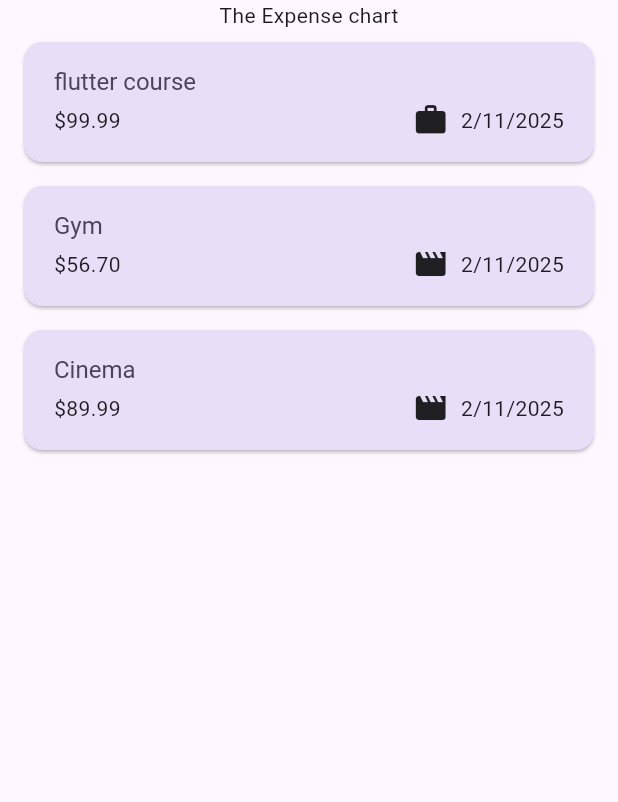
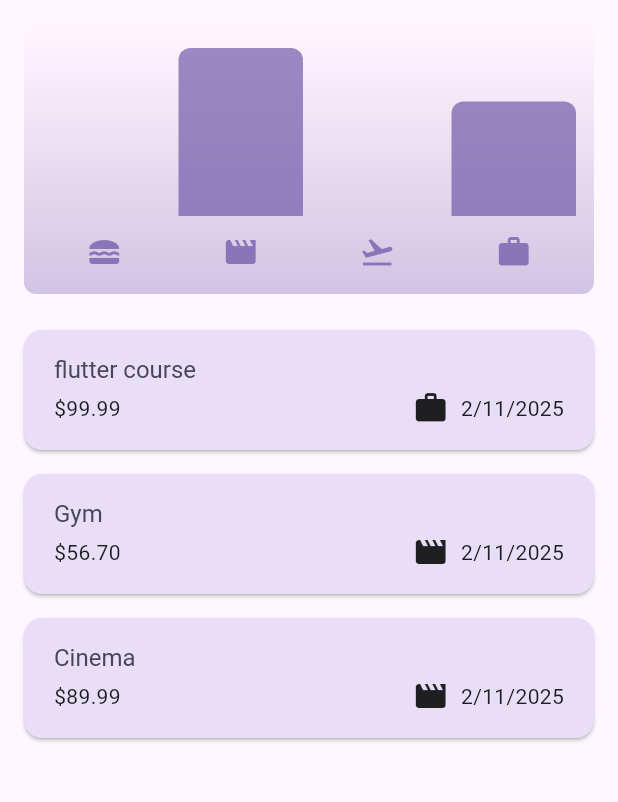
Before and after one commit to Thyon3/Mobile-App-Projects, a Flutter app: the screen it shows after launch, on a phone screen of 412 x 824 dp, the part 84-886 px from its top. Run offline on Flutter 3.47's test engine with Material 3 defaults, Android fonts, the light colour scheme and no system bars; our stand-ins replace google_fonts.

Commit message:
responsiveness to the portrait mode added

```diff
--- a/expense_tracker_mobile_app/lib/Models/chart/chart.dart
+++ b/expense_tracker_mobile_app/lib/Models/chart/chart.dart
@@ -0,0 +1,95 @@
+import 'package:flutter/material.dart';
+
+import 'package:expense_tracker_mobile_app/Models/chart/chart_bar.dart';
+import 'package:expense_tracker_mobile_app/Models/expense.dart';
+
+class Chart extends StatelessWidget {
+  const Chart({super.key, required this.expenses});
+
+  final List<Expense> expenses;
+
+  List<ExpenseBucket> get buckets {
+    return [
+      ExpenseBucket.forCategory(expenses, CategoryOne.food),
+      ExpenseBucket.forCategory(expenses, CategoryOne.leisure),
+      ExpenseBucket.forCategory(expenses, CategoryOne.travel),
+      ExpenseBucket.forCategory(expenses, CategoryOne.work),
+    ];
+  }
+
+  double get maxTotalExpense {
+    double maxTotalExpense = 0;
+
+    for (final bucket in buckets) {
+      if (bucket.totalExpenses > maxTotalExpense) {
+        maxTotalExpense = bucket.totalExpenses;
+      }
+    }
+
+    return maxTotalExpense;
+  }
+
+  @override
+  Widget build(BuildContext context) {
+    final isDarkMode =
+        MediaQuery.of(context).platformBrightness == Brightness.dark;
+    return Container(
+      margin: const EdgeInsets.all(16),
+      padding: const EdgeInsets.symmetric(
+        vertical: 16,
+        horizontal: 8,
+      ),
+      width: double.infinity,
+      height: 180,
+      decoration: BoxDecoration(
+        borderRadius: BorderRadius.circular(8),
+        gradient: LinearGradient(
+          colors: [
+            Theme.of(context).colorScheme.primary.withOpacity(0.3),
+            Theme.of(context).colorScheme.primary.withOpacity(0.0)
+          ],
+          begin: Alignment.bottomCenter,
+          end: Alignment.topCenter,
+        ),
+      ),
+      child: Column(
+        children: [
+          Expanded(
+            child: Row(
+              crossAxisAlignment: CrossAxisAlignment.end,
+              children: [
+                for (final bucket in buckets) // alternative to map()
+                  ChartBar(
+                    fill: bucket.totalExpenses == 0
+                        ? 0
+                        : bucket.totalExpenses / maxTotalExpense,
+                  )
+              ],
+            ),
+          ),
+          const SizedBox(height: 12),
+          Row(
+            children: buckets
+                .map(
+                  (bucket) => Expanded(
+                    child: Padding(
+                      padding: const EdgeInsets.symmetric(horizontal: 4),
+                      child: Icon(
+                        cateoryIcons[bucket.category],
+                        color: isDarkMode
+                            ? Theme.of(context).colorScheme.secondary
+                            : Theme.of(context)
+                                .colorScheme
+                                .primary
+                                .withOpacity(0.7),
+                      ),
+                    ),
+                  ),
+                )
+                .toList(),
+          )
+        ],
+      ),
+    );
+  }
+}
--- a/expense_tracker_mobile_app/lib/Models/chart/chart_bar.dart
+++ b/expense_tracker_mobile_app/lib/Models/chart/chart_bar.dart
@@ -1,65 +1,34 @@
-import 'dart:ffi';
-import 'package:expense_tracker_mobile_app/Models/expense.dart';
-import 'package:flutter/foundation.dart';
-import 'package:flutter/gestures.dart';
-
 import 'package:flutter/material.dart';
 
-class Chart extends StatelessWidget {
-  const Chart({super.key, required this.expenses});
-  final List<Expense> expenses;
-  List<ExpenseBucket> get buckets {
-    return [
-      ExpenseBucket.forCategory(expenses, CategoryOne.food),
-      ExpenseBucket.forCategory(expenses, CategoryOne.leisure),
-      ExpenseBucket.forCategory(expenses, CategoryOne.travel),
-      ExpenseBucket.forCategory(expenses, CategoryOne.work),
-    ];
-  }
+class ChartBar extends StatelessWidget {
+  const ChartBar({
+    super.key,
+    required this.fill,
+  });
 
-  double get maxTotalExpense {
-    double maxTotalExpense = 0;
-    for (final bucket in buckets) {
-      if (bucket.totalExpenses > maxTotalExpense) {
-        maxTotalExpense = bucket.totalExpenses;
-      }
-    }
-    return maxTotalExpense;
+  final double fill;
+
+  @override
+  Widget build(BuildContext context) {
+    final isDarkMode =
+        MediaQuery.of(context).platformBrightness == Brightness.dark;
+    return Expanded(
+      child: Padding(
+        padding: const EdgeInsets.symmetric(horizontal: 4),
+        child: FractionallySizedBox(
+          heightFactor: fill,
+          child: DecoratedBox(
+            decoration: BoxDecoration(
+              shape: BoxShape.rectangle,
+              borderRadius:
+                  const BorderRadius.vertical(top: Radius.circular(8)),
+              color: isDarkMode
+                  ? Theme.of(context).colorScheme.secondary
+                  : Theme.of(context).colorScheme.primary.withOpacity(0.65),
+            ),
+          ),
+        ),
+      ),
+    );
   }
 }
-
-Widget build(context) {
-  final isDarkmode =
-      MediaQuery.of(context).platformBrightness == Brightness.dark;
-
-  return Container(
-    margin: const EdgeInsets.all(16),
-    padding: const EdgeInsets.symmetric(vertical: 16, horizontal: 8),
-    width: double.infinity,
-    height: 100,
-    decoration: BoxDecoration(
-      borderRadius: BorderRadius.circular(8),
-      gradient: LinearGradient(colors: [
-        Theme.of(context).colorScheme.primary,
-        Theme.of(context).colorScheme.primary.withOpacity(0.0)
-      ], begin: Alignment.bottomCenter, end: Alignment.topCenter),
-    ),
-    child: Column(
-      children: [
-        Expanded(
-            child: Row(
-          crossAxisAlignment: CrossAxisAlignment.end,
-          children: [
-            for (final bucket in buckets)
-              ChartBar (fill: bucket.totalExpenses/maxTotalExpense,)
-
-          ],
-        ))
-        const SizedBox(height: 12),
-        Row(children: buckets.map ((bucket=> Expanded(child: Padding(padding: const EdgeInsets.EdgeInsets.symmetric(horizontal: 4),
-        child: Icon(cateoryIcons[bucket.Category],
-        color: isDarkmode))))))
-      ],
-    ),
-  );
-}
--- a/expense_tracker_mobile_app/lib/Models/expense.dart
+++ b/expense_tracker_mobile_app/lib/Models/expense.dart
@@ -1,4 +1,3 @@
-import 'package:expense_tracker_mobile_app/expenses.dart';
 import 'package:flutter/material.dart';
 import 'package:uuid/uuid.dart';
 import 'package:intl/intl.dart';
--- a/expense_tracker_mobile_app/lib/Widgets/expenses_list/expenses_list.dart
+++ b/expense_tracker_mobile_app/lib/Widgets/expenses_list/expenses_list.dart
@@ -3,7 +3,7 @@ import 'package:expense_tracker_mobile_app/Widgets/expenses_list/expense_item.da
 import 'package:flutter/material.dart';
 
 class ExpensesList extends StatelessWidget {
-  ExpensesList(
+  const ExpensesList(
       {super.key, required this.registeredExpenses, required this.onSwiped});
 
   final List<Expense> registeredExpenses;
--- a/expense_tracker_mobile_app/lib/Widgets/expenses_list/new_expense.dart
+++ b/expense_tracker_mobile_app/lib/Widgets/expenses_list/new_expense.dart
@@ -3,7 +3,7 @@ import 'package:intl/intl.dart';
 import 'package:expense_tracker_mobile_app/Models/expense.dart';
 
 class NewExpense extends StatefulWidget {
-  NewExpense({super.key, required this.onAddExpense});
+  const NewExpense({super.key, required this.onAddExpense});
   final void Function(Expense expense) onAddExpense;
   @override
   State<NewExpense> createState() {
@@ -28,6 +28,7 @@ class _NewExpenseState extends State<NewExpense> {
   var formatter =
       DateFormat.yMd(); // we have to ovrride the dispose method here
 
+  @override
   void dispose() {
     _titleController.dispose();
     _amountController.dispose();
@@ -88,14 +89,19 @@ class _NewExpenseState extends State<NewExpense> {
 
   @override
   Widget build(BuildContext context) {
-    return Padding(
-      padding: EdgeInsets.fromLTRB(16, 50, 16, 16),
+    final keyboardSpace = MediaQuery.of(context)
+        .viewInsets
+        .bottom; // this gives us UI elemnents that overlap with another UI elemetns from hte bottom of the screen like the text key board in landscape mode
+    return SingleChildScrollView(
+        child: Padding(
+            padding: EdgeInsets.fromLTRB(16, 50, 16, keyboardSpace + 16),
+            child: Expanded(
               child: Column(
                 children: [
                   // textfield to enter the title of the expense
                   TextField(
                     // we will add another method to save the changes of the text field or simply to store the user input
-            // onChanged: _saveTitleInput,
+                    // onChanged: nand ghe gitsaveTitleInput,
                     controller: _titleController,
                     maxLength: 50,
                     // we can put the label or the text before the text field using the decoartion
@@ -173,6 +179,6 @@ class _NewExpenseState extends State<NewExpense> {
                   )
                 ],
               ),
-    );
+            )));
   }
 }
--- a/expense_tracker_mobile_app/lib/expenses.dart
+++ b/expense_tracker_mobile_app/lib/expenses.dart
@@ -1,3 +1,7 @@
+import 'dart:ui';
+
+import 'package:expense_tracker_mobile_app/Models/chart/chart.dart';
+import 'package:expense_tracker_mobile_app/Models/chart/chart_bar.dart';
 import 'package:expense_tracker_mobile_app/Models/expense.dart';
 import 'package:expense_tracker_mobile_app/Widgets/expenses_list/expenses_list.dart';
 import 'package:expense_tracker_mobile_app/Widgets/expenses_list/new_expense.dart';
@@ -36,6 +40,8 @@ class _ExpensesState extends State<Expenses> {
   void _openAddExpenseOverlay() {
 //  we can use some built in functions to show some UI elements when this function is called
     showModalBottomSheet(
+        // we can make this screen layout out of the devices contents like the camera
+        useSafeArea: true,
         isScrollControlled:
             true, //will make the showModalBottomSheet contain the full screen
         context: context,
@@ -78,6 +84,11 @@ class _ExpensesState extends State<Expenses> {
 
   @override
   Widget build(BuildContext context) {
+    // to have a responsive layout for portrait and landscape modes we first want to know the width of the screen available
+    final width = MediaQuery.of(context)
+        .size
+        .width; //flutter rebuild the build method when we rotate the screen
+
     // if there are no any expenses available we want to show the user a text to add ne expenses and try again
 
     Widget mainContent = Center(
@@ -96,13 +107,27 @@ class _ExpensesState extends State<Expenses> {
           ],
           title: Text('Flutter Expense Tracker'),
         ),
-        body: Column(
-          children: [
-            Text('The Expense chart'),
-            Expanded(
-              child: mainContent,
-            )
-          ],
-        ));
+        body: width < 600
+            ? Column(
+                children: [
+                  Chart(
+                      expenses:
+                          _registeredExpenses), // chart view of the expenses
+                  Expanded(
+                    child: mainContent, // the expenses list
+                  )
+                ],
+              )
+            : Row(
+                children: [
+                  // since both chart and row use width = double.infinity there is an error so to solve that we can wrap chart in expanded
+                  Expanded(
+                    child: Chart(expenses: _registeredExpenses),
+                  ), // chart view of the expenses
+                  Expanded(
+                    child: mainContent, // the expenses list
+                  )
+                ],
+              ));
   }
 }
```
Also changed, not shown: expense_tracker_mobile_app/lib/main.dart (+7 -0 lines). Lines whose indentation alone changed are shown as unchanged.
